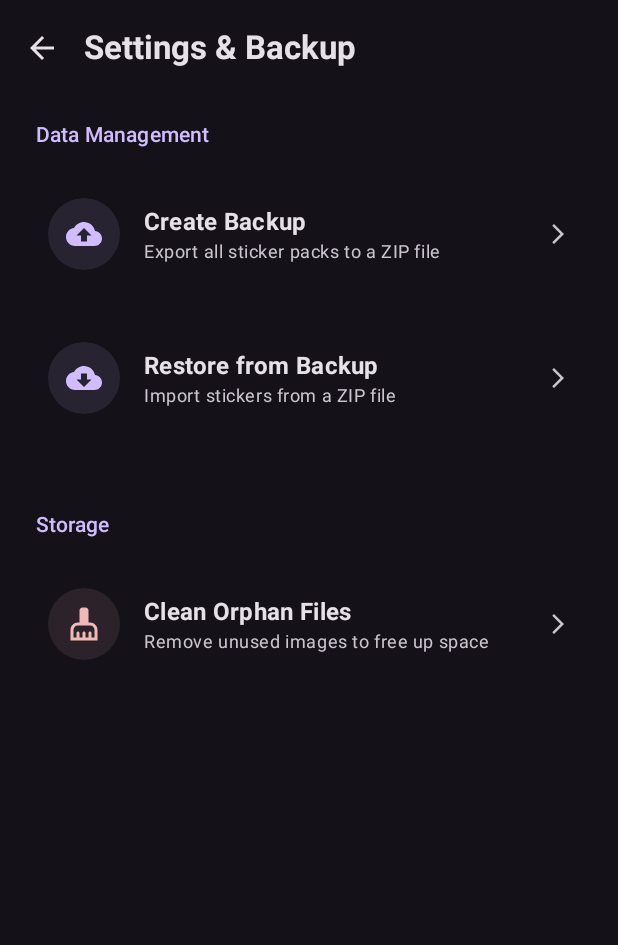
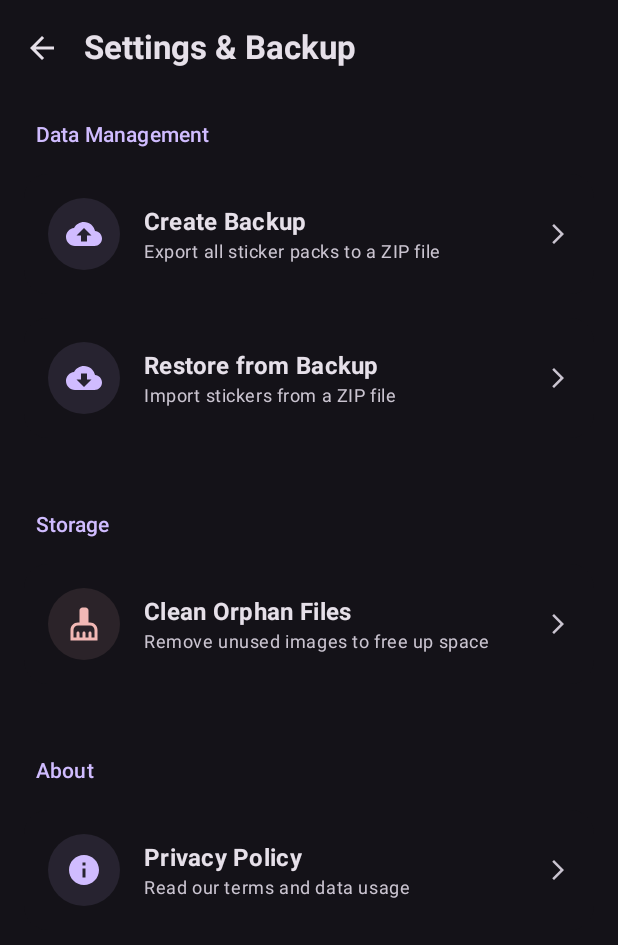
Before and after one commit to Ricardudles/PureSticker, an Android app built with Jetpack Compose: the SettingsScreen screen opened through its navigation route, on a phone screen of 412 x 824 dp. Shown: the top 945 px of the screen. Run offline under Robolectric (Android 15) with nearby library versions, the phone set to English and light mode, and no system bars; our stand-ins replace Dagger/Hilt's generated code.

Commit message:
Refactor README and add privacy policy
- Refactor `README.md` to be more concise and technically focused, removing marketing language.
- Add a new privacy policy document (`docs/privacy-policy/index.html`).
- Add a "Privacy Policy" link to the `SettingsScreen` that opens the policy URL.
- Add new string resources for "About" and "Privacy Policy" menu items in both English and Portuguese.
- Remove the broad `QUERY_ALL_PACKAGES` permission from `AndroidManifest.xml`, relying on specific package queries for WhatsApp integration.

```diff
--- a/app/src/main/AndroidManifest.xml
+++ b/app/src/main/AndroidManifest.xml
@@ -6,13 +6,10 @@
     <uses-permission android:name="android.permission.READ_MEDIA_IMAGES" />
     <uses-permission android:name="android.permission.READ_MEDIA_VIDEO" />
 
-    <!-- Permission to ensure we can see WhatsApp installed on the device (Android 11+) -->
-    <uses-permission android:name="android.permission.QUERY_ALL_PACKAGES" tools:ignore="QueryAllPackagesPermission" />
-
+    <!-- WhatsApp Integration Queries -->
     <queries>
         <package android:name="com.whatsapp" />
         <package android:name="com.whatsapp.w4b" />
-        <!-- Correct action for WhatsApp Sticker Integration -->
         <intent>
             <action android:name="com.whatsapp.intent.action.ENABLE_STICKER_PACK" />
         </intent>
--- a/app/src/main/java/com/example/wppsticker/ui/settings/SettingsScreen.kt
+++ b/app/src/main/java/com/example/wppsticker/ui/settings/SettingsScreen.kt
@@ -24,6 +24,7 @@ import androidx.compose.material.icons.filled.ArrowForwardIos
 import androidx.compose.material.icons.filled.CleaningServices
 import androidx.compose.material.icons.filled.CloudDownload
 import androidx.compose.material.icons.filled.CloudUpload
+import androidx.compose.material.icons.filled.Info
 import androidx.compose.material3.AlertDialog
 import androidx.compose.material3.Card
 import androidx.compose.material3.CardDefaults
@@ -46,6 +47,7 @@ import androidx.compose.ui.draw.clip
 import androidx.compose.ui.graphics.Color
 import androidx.compose.ui.graphics.vector.ImageVector
 import androidx.compose.ui.platform.LocalContext
+import androidx.compose.ui.platform.LocalUriHandler
 import androidx.compose.ui.res.stringResource
 import androidx.compose.ui.text.font.FontWeight
 import androidx.compose.ui.unit.dp
@@ -64,6 +66,7 @@ fun SettingsScreen(
 ) {
     val cleanupResult by viewModel.cleanupResult.collectAsState()
     val context = LocalContext.current
+    val uriHandler = LocalUriHandler.current
 
     LaunchedEffect(key1 = true) {
         viewModel.uiEvent.collect { event ->
@@ -166,6 +169,26 @@ fun SettingsScreen(
                 iconTint = MaterialTheme.colorScheme.error,
                 onClick = { viewModel.cleanOrphanFiles() }
             )
+
+            Spacer(modifier = Modifier.height(16.dp))
+
+            Text(
+                stringResource(R.string.about_app),
+                style = MaterialTheme.typography.labelLarge,
+                color = MaterialTheme.colorScheme.primary,
+                modifier = Modifier.padding(start = 8.dp)
+            )
+
+            SettingsItem(
+                title = stringResource(R.string.privacy_policy_menu),
+                description = stringResource(R.string.privacy_policy_menu_desc),
+                icon = Icons.Default.Info,
+                onClick = {
+                    // ATENÇÃO: Substitua 'YourUsername' pelo seu usuário real do GitHub
+                    // A URL deve seguir o padrão: https://<username>.github.io/WppSticker/privacy-policy/
+                    uriHandler.openUri("https://YourUsername.github.io/WppSticker/privacy-policy/")
+                }
+            )
         }
     }
 }
--- a/app/src/main/res/values/strings.xml
+++ b/app/src/main/res/values/strings.xml
@@ -141,6 +141,11 @@
     <string name="cleanup_complete_title">Cleanup Complete</string>
     <string name="cleanup_complete_desc">%1$d unused files were deleted, freeing up %2$s KB of space.</string>
 
+    <!-- Legal -->
+    <string name="about_app">About</string>
+    <string name="privacy_policy_menu">Privacy Policy</string>
+    <string name="privacy_policy_menu_desc">Read our terms and data usage</string>
+
     <!-- Restore Preview Screen -->
     <string name="restore_preview_title">Select Packs to Restore</string>
     <string name="restore_success_toast">Restore successful!</string>
```
Also changed, not shown: 3 other files.
